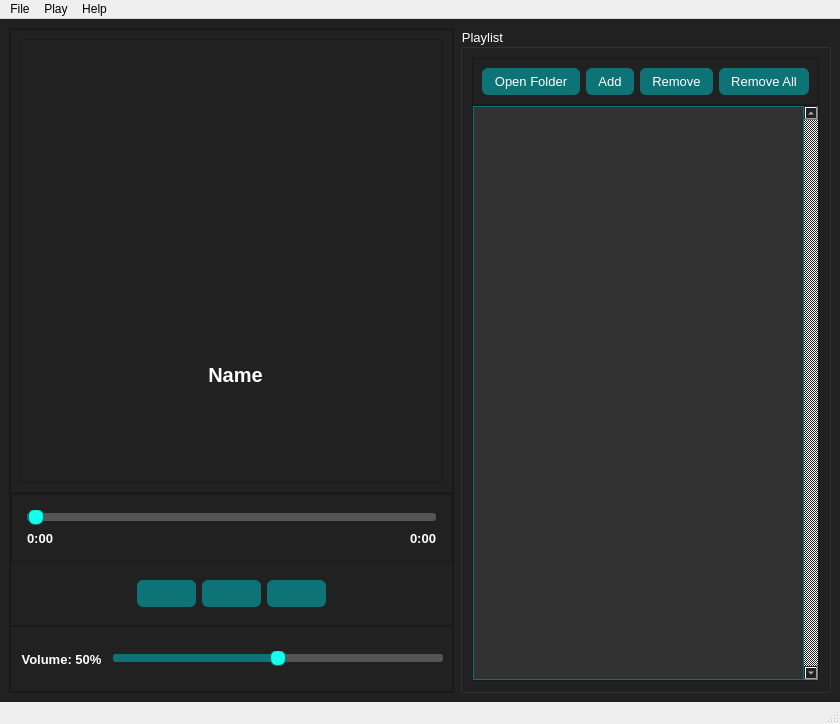
Above: qt_mp3_player.ui from LES4975/PyQt_MP3_Player before the change. Below: the same form after it.
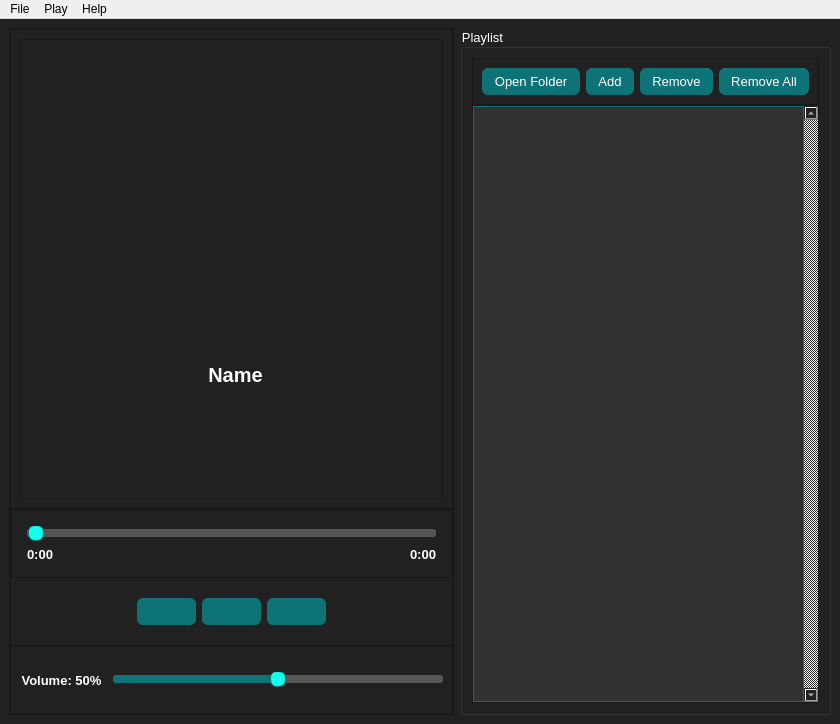
That is the form after the change. Icons and pictures are not drawn.

Commit message: status bar 삭제

Patch:
```diff
--- a/qt_mp3_player.ui
+++ b/qt_mp3_player.ui
@@ -661,7 +661,7 @@
             <x>0</x>
             <y>0</y>
             <width>324</width>
-            <height>577</height>
+            <height>597</height>
            </rect>
           </property>
           <property name="styleSheet">
@@ -744,7 +744,6 @@
    <addaction name="menuPlay"/>
    <addaction name="menuHelp"/>
   </widget>
-  <widget class="QStatusBar" name="statusbar"/>
   <action name="actionOpen_Folder">
    <property name="text">
     <string>Open Folder</string>
```
